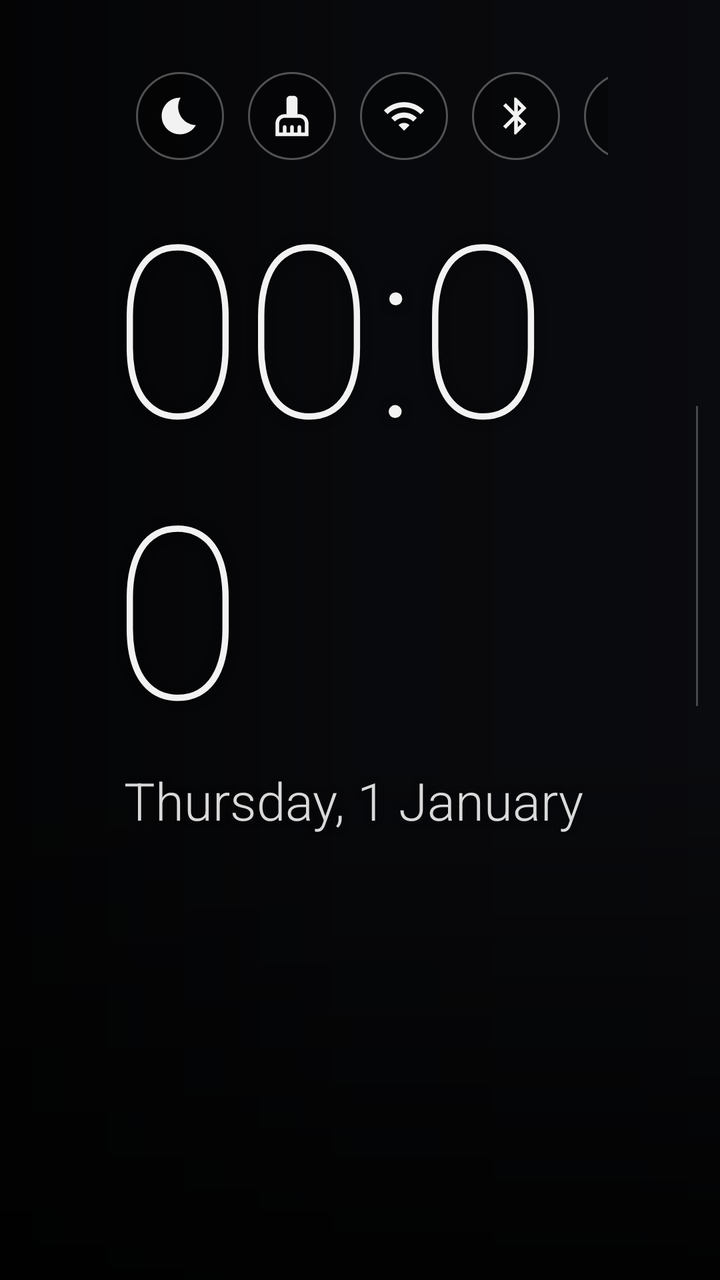
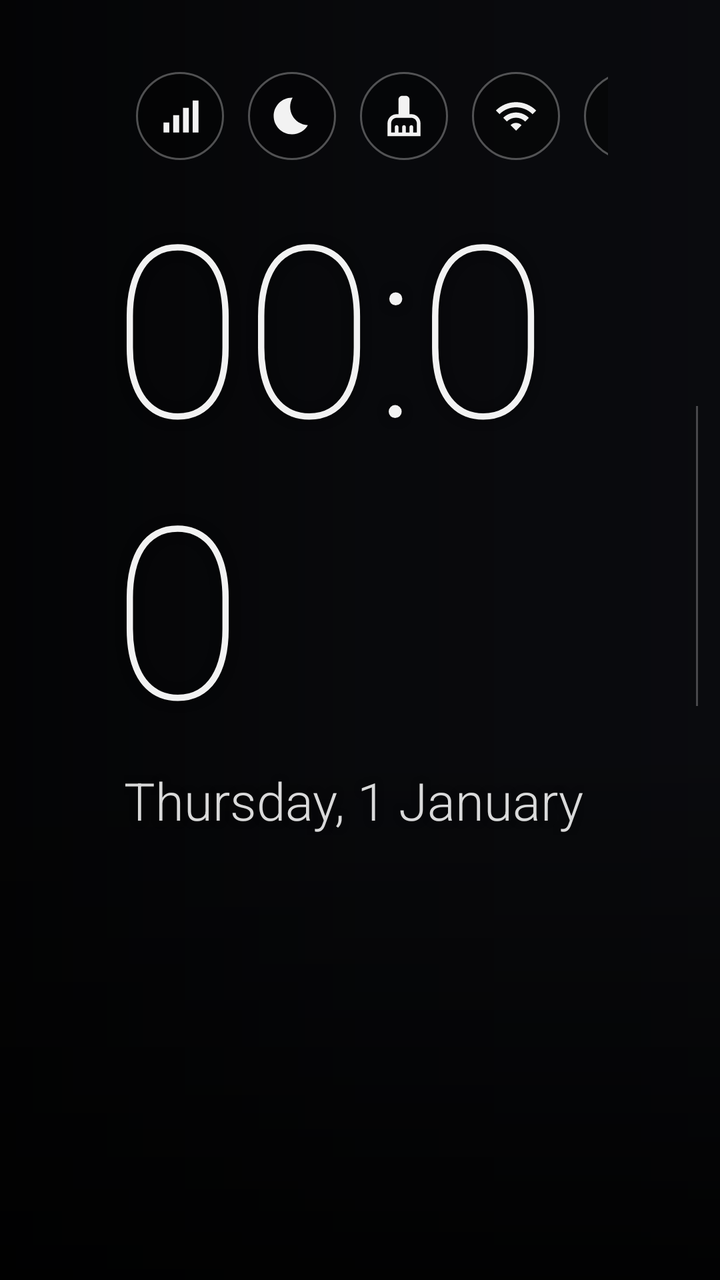

The first picture is an Android layout as it rendered before a commit; the second is the same layout after the commit. The layout source and the unified diff follow.
<!-- AndroidManifest.xml: application theme AppTheme -->
<!-- res/layout/activity_main.xml -->
<?xml version="1.0" encoding="utf-8"?>
<FrameLayout xmlns:android="http://schemas.android.com/apk/res/android"
    android:layout_width="match_parent"
    android:layout_height="match_parent"
    android:background="@color/bg">

    
    <ImageView
        android:id="@+id/wallpaper"
        android:layout_width="match_parent"
        android:layout_height="match_parent"
        android:alpha="0"
        android:importantForAccessibility="no"
        android:scaleType="centerCrop" />

    
    <View
        android:layout_width="match_parent"
        android:layout_height="match_parent"
        android:background="@drawable/scrim_left" />

    <View
        android:layout_width="match_parent"
        android:layout_height="280dp"
        android:layout_gravity="bottom"
        android:background="@drawable/scrim_bottom" />

    <FrameLayout
        android:id="@+id/content"
        android:layout_width="match_parent"
        android:layout_height="match_parent"
        android:clipChildren="false"
        android:clipToPadding="false"
        android:paddingStart="56dp"
        android:paddingEnd="56dp"
        android:paddingTop="36dp"
        android:paddingBottom="40dp">

        
        <TextView
            android:id="@+id/wallpaper_caption"
            android:layout_width="wrap_content"
            android:layout_height="40dp"
            android:layout_gravity="top|start"
            android:ellipsize="end"
            android:gravity="center_vertical"
            android:maxLines="1"
            android:maxWidth="420dp"
            android:shadowColor="#99000000"
            android:shadowRadius="6"
            android:textColor="#B3FFFFFF"
            android:textSize="13sp" />

        
        <LinearLayout
            android:layout_width="wrap_content"
            android:layout_height="wrap_content"
            android:layout_gravity="top|end"
            android:gravity="end"
            android:orientation="vertical">

            <LinearLayout
                android:layout_width="wrap_content"
                android:layout_height="wrap_content"
                android:gravity="center_vertical"
                android:orientation="horizontal">

                <TextView
                    android:id="@+id/btn_update"
                    style="@style/Chip"
                    android:drawableStart="@drawable/ic_update"
                    android:drawablePadding="8dp"
                    android:visibility="gone" />

                <ImageView
                    android:id="@+id/btn_vpn"
                    style="@style/Circle"
                    android:contentDescription="@string/vpn"
                    android:src="@drawable/ic_vpn_off"
                    android:visibility="gone" />

                <ImageView
                    android:id="@+id/btn_sleep"
                    style="@style/Circle"
                    android:contentDescription="@string/sleep"
                    android:src="@drawable/ic_sleep"
                    android:tint="@color/chip_text" />

                <ImageView
                    android:id="@+id/btn_clean"
                    style="@style/Circle"
                    android:contentDescription="@string/clean"
                    android:src="@drawable/ic_clean"
                    android:tint="@color/chip_text" />

                <ImageView
                    android:id="@+id/btn_wifi"
                    style="@style/Circle"
                    android:contentDescription="@string/wifi"
                    android:src="@drawable/ic_wifi"
                    android:tint="@color/chip_text" />

                <ImageView
                    android:id="@+id/btn_bluetooth"
                    style="@style/Circle"
                    android:contentDescription="@string/bluetooth"
                    android:src="@drawable/ic_bluetooth"
                    android:tint="@color/chip_text" />

                <ImageView
                    android:id="@+id/btn_settings"
                    style="@style/Circle"
                    android:contentDescription="@string/settings"
                    android:src="@drawable/ic_settings"
                    android:tint="@color/chip_text" />
            </LinearLayout>

            <TextView
                android:id="@+id/top_hint"
                android:layout_width="wrap_content"
                android:layout_height="wrap_content"
                android:layout_marginTop="8dp"
                android:shadowColor="#99000000"
                android:shadowRadius="6"
                android:textColor="#E6FFFFFF"
                android:textSize="13sp"
                android:visibility="invisible" />
        </LinearLayout>

        
        <LinearLayout
            android:layout_width="wrap_content"
            android:layout_height="wrap_content"
            android:layout_gravity="start|center_vertical"
            android:layout_marginBottom="40dp"
            android:clipChildren="false"
            android:gravity="center_vertical"
            android:orientation="horizontal">

            <LinearLayout
                android:layout_width="wrap_content"
                android:layout_height="wrap_content"
                android:orientation="vertical">

                <TextClock
                    android:id="@+id/clock"
                    android:layout_width="wrap_content"
                    android:layout_height="wrap_content"
                    android:fontFamily="sans-serif-thin"
                    android:format12Hour="HH:mm"
                    android:format24Hour="HH:mm"
                    android:includeFontPadding="false"
                    android:shadowColor="#80000000"
                    android:shadowRadius="12"
                    android:textColor="@color/text_primary"
                    android:textSize="120sp" />

                <TextClock
                    android:id="@+id/date"
                    android:layout_width="wrap_content"
                    android:layout_height="wrap_content"
                    android:layout_marginStart="6dp"
                    android:layout_marginTop="4dp"
                    android:fontFamily="sans-serif-light"
                    android:format12Hour="EEEE, d MMMM"
                    android:format24Hour="EEEE, d MMMM"
                    android:shadowColor="#80000000"
                    android:shadowRadius="8"
                    android:textColor="#D9FFFFFF"
                    android:textSize="26sp" />

                <TextView
                    android:id="@+id/rates"
                    android:layout_width="wrap_content"
                    android:layout_height="wrap_content"
                    android:layout_marginStart="6dp"
                    android:layout_marginTop="14dp"
                    android:fontFamily="sans-serif"
                    android:shadowColor="#80000000"
                    android:shadowRadius="8"
                    android:textColor="#D9FFFFFF"
                    android:textSize="20sp" />
            </LinearLayout>

            <View
                android:layout_width="1dp"
                android:layout_height="150dp"
                android:layout_marginStart="44dp"
                android:background="#40FFFFFF" />

            
            <LinearLayout
                android:id="@+id/weather_block"
                android:layout_width="wrap_content"
                android:layout_height="wrap_content"
                android:layout_marginStart="24dp"
                android:background="@drawable/weather_bg"
                android:clickable="true"
                android:focusable="true"
                android:gravity="center_vertical"
                android:orientation="horizontal"
                android:paddingStart="20dp"
                android:paddingTop="14dp"
                android:paddingEnd="24dp"
                android:paddingBottom="14dp">

                <ImageView
                    android:id="@+id/weather_icon"
                    android:layout_width="84dp"
                    android:layout_height="84dp"
                    android:importantForAccessibility="no"
                    android:visibility="invisible" />

                <LinearLayout
                    android:layout_width="wrap_content"
                    android:layout_height="wrap_content"
                    android:layout_marginStart="18dp"
                    android:orientation="vertical">

                    <TextView
                        android:id="@+id/weather_temp"
                        android:layout_width="wrap_content"
                        android:layout_height="wrap_content"
                        android:fontFamily="sans-serif-thin"
                        android:includeFontPadding="false"
                        android:shadowColor="#80000000"
                        android:shadowRadius="10"
                        android:text="—"
                        android:textColor="@color/text_primary"
                        android:textSize="64sp" />

                    <TextView
                        android:id="@+id/weather_desc"
                        android:layout_width="wrap_content"
                        android:layout_height="wrap_content"
                        android:layout_marginTop="2dp"
                        android:fontFamily="sans-serif-light"
                        android:maxWidth="300dp"
                        android:shadowColor="#80000000"
                        android:shadowRadius="8"
                        android:text="@string/weather_loading"
                        android:textColor="#F2FFFFFF"
                        android:textSize="20sp" />

                    <TextView
                        android:id="@+id/weather_details"
                        android:layout_width="wrap_content"
                        android:layout_height="wrap_content"
                        android:layout_marginTop="4dp"
                        android:maxWidth="300dp"
                        android:shadowColor="#80000000"
                        android:shadowRadius="8"
                        android:textColor="#B3FFFFFF"
                        android:textSize="15sp" />
                </LinearLayout>
            </LinearLayout>
        </LinearLayout>

        
        <HorizontalScrollView
            android:id="@+id/fav_scroll"
            android:layout_width="match_parent"
            android:layout_height="wrap_content"
            android:layout_gravity="bottom|start"
            android:clipChildren="false"
            android:clipToPadding="false"
            android:paddingTop="12dp"
            android:paddingBottom="8dp"
            android:scrollbars="none">

            <LinearLayout
                android:id="@+id/fav_row"
                android:layout_width="wrap_content"
                android:layout_height="wrap_content"
                android:clipChildren="false"
                android:clipToPadding="false"
                android:orientation="horizontal" />
        </HorizontalScrollView>
    </FrameLayout>
</FrameLayout>
<!-- resources referenced by this layout -->
<resources>
  <color name="bg">#0B0C10</color>
  <color name="text_primary">#F2F2F2</color>
  <!-- drawable ic_sleep (drawable) -->
  <?xml version="1.0" encoding="utf-8"?>
  <vector xmlns:android="http://schemas.android.com/apk/res/android"
      android:width="22dp" android:height="22dp"
      android:viewportWidth="24" android:viewportHeight="24">
      <path android:fillColor="#FFFFFFFF" android:pathData="M12.34,2.02C6.59,1.82 2,6.42 2,12c0,5.52 4.48,10 10,10c3.71,0 6.93,-2.02 8.66,-5.02C13.15,16.73 8.57,8.55 12.34,2.02z" />
  </vector>
  <!-- drawable ic_wifi (drawable) -->
  <?xml version="1.0" encoding="utf-8"?>
  <vector xmlns:android="http://schemas.android.com/apk/res/android"
      android:width="22dp" android:height="22dp"
      android:viewportWidth="24" android:viewportHeight="24">
      <path android:fillColor="#FFFFFFFF" android:pathData="M1,9l2,2c4.97,-4.97 13.03,-4.97 18,0l2,-2C16.93,2.93 7.08,2.93 1,9zM9,17l3,3 3,-3c-1.65,-1.66 -4.34,-1.66 -6,0zM5,13l2,2c2.76,-2.76 7.24,-2.76 10,0l2,-2C15.14,9.14 8.87,9.14 5,13z" />
  </vector>
  <!-- drawable scrim_bottom (drawable) -->
  <?xml version="1.0" encoding="utf-8"?>
  <shape xmlns:android="http://schemas.android.com/apk/res/android" android:shape="rectangle">
      <gradient
          android:angle="90"
          android:startColor="#D9000000"
          android:endColor="#00000000" />
  </shape>
  <!-- drawable scrim_left (drawable) -->
  <?xml version="1.0" encoding="utf-8"?>
  <shape xmlns:android="http://schemas.android.com/apk/res/android" android:shape="rectangle">
      <gradient
          android:angle="0"
          android:startColor="#B3000000"
          android:centerColor="#4D000000"
          android:endColor="#26000000" />
  </shape>
  <string name="bluetooth">Bluetooth</string>
  <string name="clean">Очистить память</string>
  <string name="settings">Настройки</string>
  <string name="sleep">Таймер сна</string>
  <string name="vpn">VPN</string>
  <string name="weather_loading">Погода…</string>
  <string name="wifi">Wi-Fi</string>
  <style name="Circle">
          <item name="android:layout_width">44dp</item>
          <item name="android:layout_height">44dp</item>
          <item name="android:layout_marginStart">12dp</item>
          <item name="android:padding">11dp</item>
          <item name="android:background">@drawable/circle_bg</item>
          <item name="android:focusable">true</item>
          <item name="android:clickable">true</item>
          <item name="android:scaleType">fitCenter</item>
      </style>
  <style name="AppTheme" parent="@android:style/Theme.DeviceDefault.NoActionBar.Fullscreen">
          <item name="android:windowBackground">@color/bg</item>
          <item name="android:colorBackground">@color/bg</item>
          <item name="android:windowShowWallpaper">false</item>
          <item name="android:windowDisablePreview">true</item>
          <item name="android:windowAnimationStyle">@null</item>
      </style>
  <!-- drawable circle_bg (drawable) -->
  <?xml version="1.0" encoding="utf-8"?>
  <selector xmlns:android="http://schemas.android.com/apk/res/android">
      <item android:state_focused="true">
          <shape android:shape="oval">
              <solid android:color="#FFF2F2F2" />
          </shape>
      </item>
      <item>
          <shape android:shape="oval">
              <solid android:color="#59000000" />
              <stroke android:width="1dp" android:color="#4DFFFFFF" />
          </shape>
      </item>
  </selector>
  <!-- unchanged entries left out for length: 8 -->
</resources>

<!-- the commit's change to res/layout/activity_main.xml (unified diff, before → after) -->
@@ -80,6 +80,13 @@
                     android:visibility="gone" />
 
                 <ImageView
+                    android:id="@+id/btn_net"
+                    style="@style/Circle"
+                    android:contentDescription="@string/net_checking"
+                    android:src="@drawable/ic_net"
+                    android:tint="@color/chip_text" />
+
+                <ImageView
                     android:id="@+id/btn_sleep"
                     style="@style/Circle"
                     android:contentDescription="@string/sleep"
<!-- resource entries referenced after the edit -->
@@ -2,6 +2,14 @@
 <resources>
   <color name="bg">#0B0C10</color>
   <color name="text_primary">#F2F2F2</color>
+  <!-- drawable ic_net (drawable) -->
+  <?xml version="1.0" encoding="utf-8"?>
+  <vector xmlns:android="http://schemas.android.com/apk/res/android"
+      android:width="22dp" android:height="22dp"
+      android:viewportWidth="24" android:viewportHeight="24">
+      <path android:fillColor="#FFFFFFFF"
+          android:pathData="M3,15.5h3.2v5.5h-3.2z M8.3,11.5h3.2v9.5h-3.2z M13.6,7.5h3.2v13.5h-3.2z M18.9,3.5h3.2v17.5h-3.2z" />
+  </vector>
   <!-- drawable ic_sleep (drawable) -->
   <?xml version="1.0" encoding="utf-8"?>
   <vector xmlns:android="http://schemas.android.com/apk/res/android"
@@ -35,6 +43,7 @@
   </shape>
   <string name="bluetooth">Bluetooth</string>
   <string name="clean">Очистить память</string>
+  <string name="net_checking">Проверяю интернет…</string>
   <string name="settings">Настройки</string>
   <string name="sleep">Таймер сна</string>
   <string name="vpn">VPN</string>
